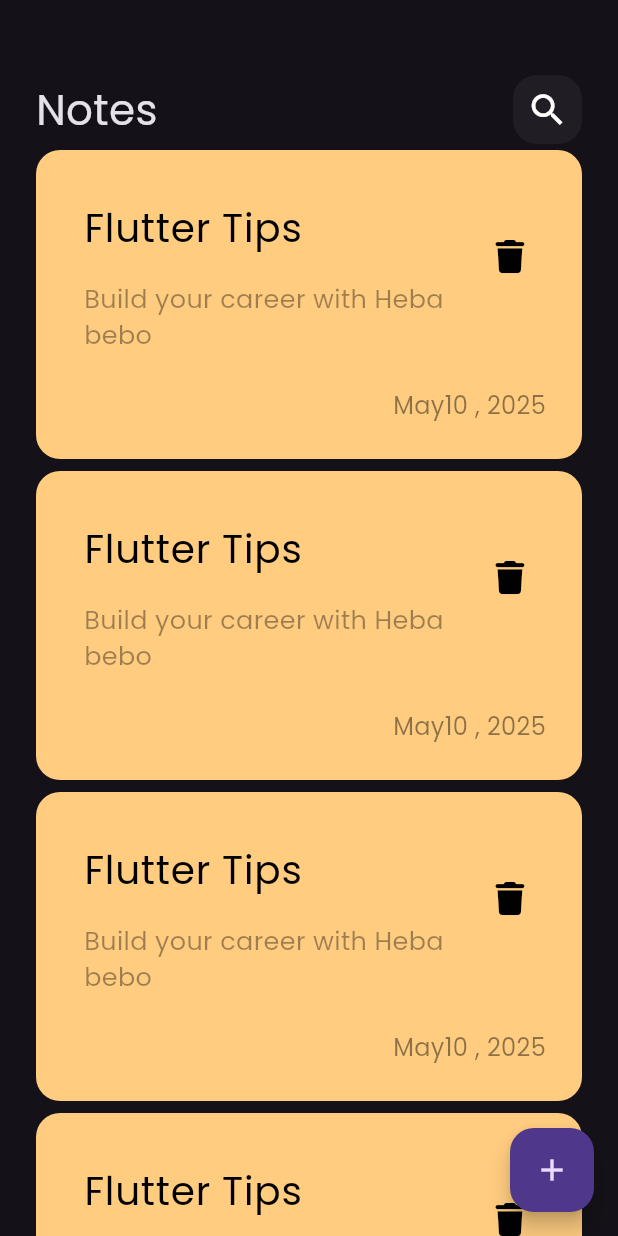
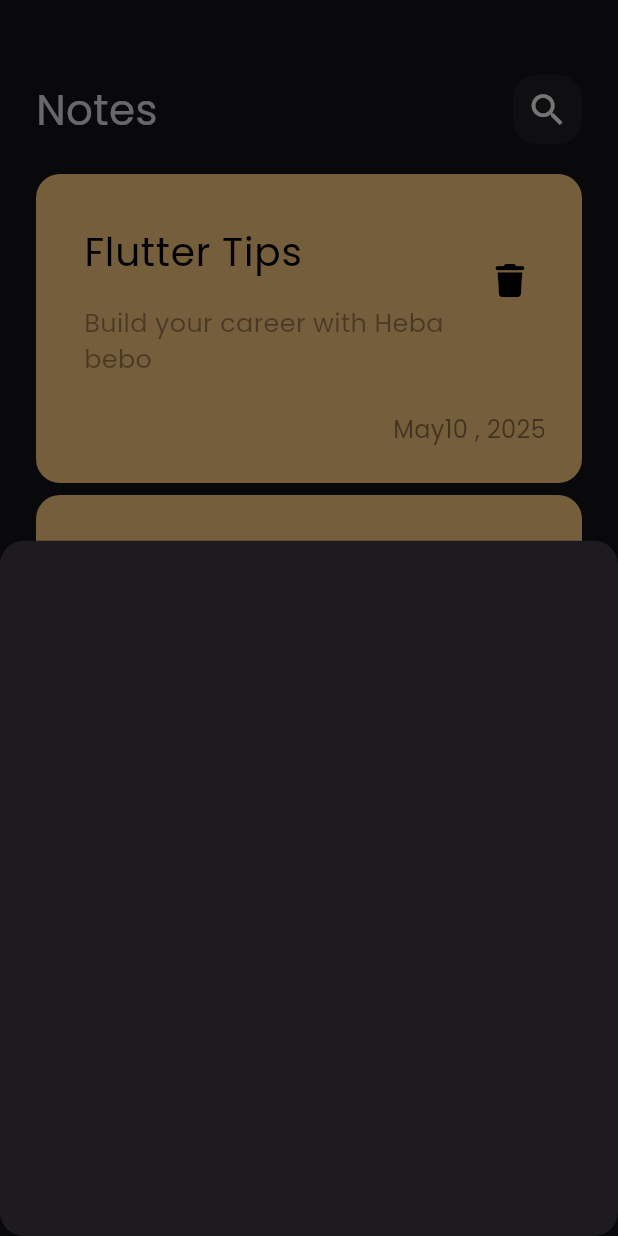
Before and after one commit to HebaRagaa/notes_app, a Flutter app: the screen it shows after launch, after a tap on the "add" icon, on a phone screen of 412 x 824 dp. Run offline on Flutter 3.47's test engine with Material 3 defaults, Android fonts, the phone set to English and light mode, and no system bars; our stand-ins replace font_awesome_flutter.

Commit message:
show modal bottom sheet

```diff
--- a/lib/views/notes_view.dart
+++ b/lib/views/notes_view.dart
@@ -1,6 +1,7 @@
 
 
  import 'package:flutter/material.dart';
+import 'package:notesapp/widgets/add_note_bottom_sheet.dart';
 import 'package:notesapp/widgets/notes_view_body.dart';
 
 class NotesView extends StatelessWidget {
@@ -9,8 +10,21 @@ class NotesView extends StatelessWidget {
    @override
    Widget build(BuildContext context) {
      return Scaffold(
-       floatingActionButton: FloatingActionButton(onPressed: () {},
-       child: const Icon(Icons.add),
+       floatingActionButton: FloatingActionButton(
+         shape: const CircleBorder(),
+         backgroundColor: Colors.cyan ,
+         onPressed: ()
+         {
+           showModalBottomSheet(
+             shape: RoundedRectangleBorder(
+               borderRadius: BorderRadius.circular(16)
+             ),
+               context: context,
+               builder: (context) {
+             return const AddNoteBottomSheet();
+               });
+         },
+       child: const Icon(Icons.add,color: Colors.black87,),
        ),
        body: const NotesViewBody(),
 
--- /dev/null
+++ b/lib/widgets/add_note_bottom_sheet.dart
@@ -0,0 +1,11 @@
+
+  import 'package:flutter/material.dart';
+
+class AddNoteBottomSheet extends StatelessWidget {
+    const AddNoteBottomSheet({super.key});
+
+    @override
+    Widget build(BuildContext context) {
+      return Container();
+    }
+  }
--- a/lib/widgets/notes_list_view.dart
+++ b/lib/widgets/notes_list_view.dart
@@ -7,13 +7,18 @@ class NotesListView extends StatelessWidget {
 
     @override
     Widget build(BuildContext context) {
-      return ListView.builder(itemBuilder: (context , index )
+      return Padding(
+          padding: EdgeInsets.symmetric(vertical: 16),
+      child: ListView.builder(
+        padding: EdgeInsets.zero,
+          itemBuilder: (context , index )
           {
             return const Padding(
                 padding: EdgeInsets.symmetric(vertical: 4),
               child: NoteItem(),
             );
           }
+      )
       );
     }
   }
```
Also changed, not shown: 4 other files.
